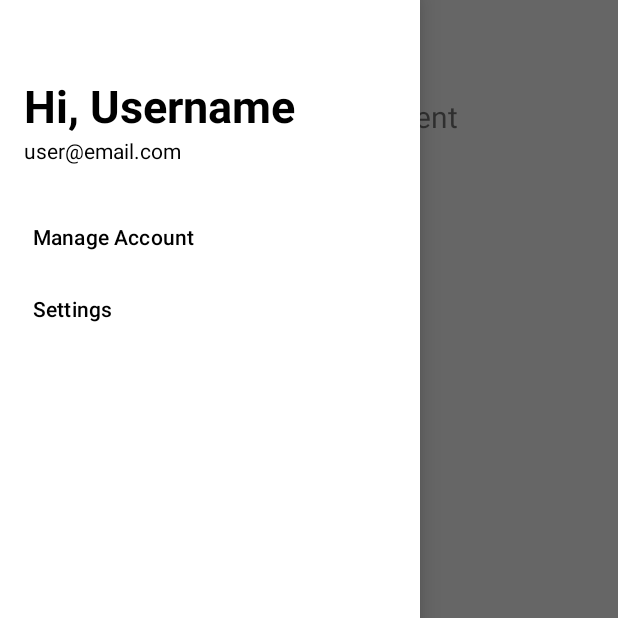
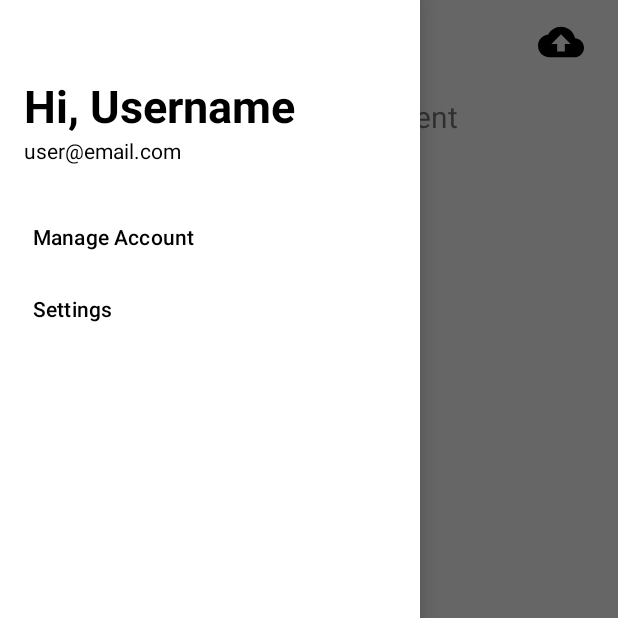
Before and after one commit to l3lackMegas/ToDoSync, an Android app: the screen it shows after launch (MainActivity), with the side drawer open, on a phone screen of 412 x 824 dp, the top half of it. Run offline under Robolectric (Android 15) with nearby library versions, the phone set to English and light mode, and no system bars; our stand-ins replace navigation-ui.

```diff
--- /dev/null
+++ b/app/src/main/res/drawable/ic_baseline_cloud_upload_24.xml
@@ -0,0 +1,10 @@
+<vector xmlns:android="http://schemas.android.com/apk/res/android"
+    android:width="24dp"
+    android:height="24dp"
+    android:viewportWidth="24"
+    android:viewportHeight="24"
+    android:tint="?attr/colorControlNormal">
+  <path
+      android:fillColor="@android:color/white"
+      android:pathData="M19.35,10.04C18.67,6.59 15.64,4 12,4 9.11,4 6.6,5.64 5.35,8.04 2.34,8.36 0,10.91 0,14c0,3.31 2.69,6 6,6h13c2.76,0 5,-2.24 5,-5 0,-2.64 -2.05,-4.78 -4.65,-4.96zM14,13v4h-4v-4H7l5,-5 5,5h-3z"/>
+</vector>
--- a/app/src/main/res/layout/activity_main.xml
+++ b/app/src/main/res/layout/activity_main.xml
@@ -29,11 +29,12 @@
 
             <ImageButton
                 android:id="@+id/btnUser"
-                android:layout_width="36dp"
-                android:layout_height="36dp"
+                android:layout_width="41dp"
+                android:layout_height="41dp"
+                android:padding="5dp"
                 app:srcCompat="@drawable/ic_baseline_account_circle_24"
                 android:scaleType="fitCenter"
-                app:maxImageSize="36dp"
+                app:maxImageSize="41dp"
                 android:focusable="true"
                 android:background="@drawable/btn_selector"
                 app:tint="@color/black"
@@ -47,6 +48,21 @@
                 android:textSize="20sp"
                 android:textAlignment="center"
                 android:layout_gravity="center"/>
+            <ImageButton
+                android:id="@+id/btnCloud"
+                android:layout_width="41dp"
+                android:layout_height="41dp"
+                android:layout_marginRight="17dp"
+                android:padding="5dp"
+                app:srcCompat="@drawable/ic_baseline_cloud_upload_24"
+                android:scaleType="fitCenter"
+                android:layout_gravity="right"
+                app:maxImageSize="41dp"
+                android:focusable="true"
+                android:background="@drawable/btn_selector"
+                app:tint="@color/black"
+                android:foregroundTint="@color/white"
+                tools:layout_editor_absoluteX="4dp" />
         </androidx.appcompat.widget.Toolbar>
 
         <com.google.android.material.bottomnavigation.BottomNavigationView
```
Also changed, not shown: app/src/main/res/anim/blink.xml (added, +9 -0 lines), app/src/main/res/anim/clockwise.xml (added, +19 -0 lines), app/src/main/res/anim/fade.xml (added, +17 -0 lines), app/src/main/res/anim/slidedown.xml (added, +10 -0 lines), app/src/main/res/anim/slideup.xml (added, +11 -0 lines), app/src/main/res/drawable/ic_baseline_cloud_done_24.xml (added, +10 -0 lines).
